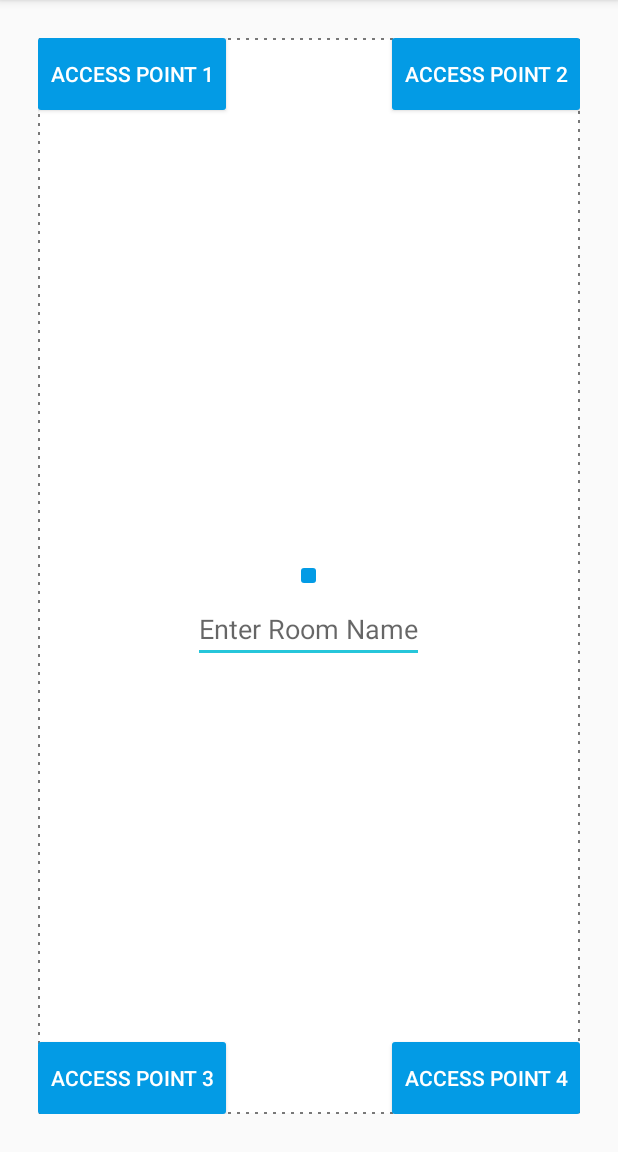
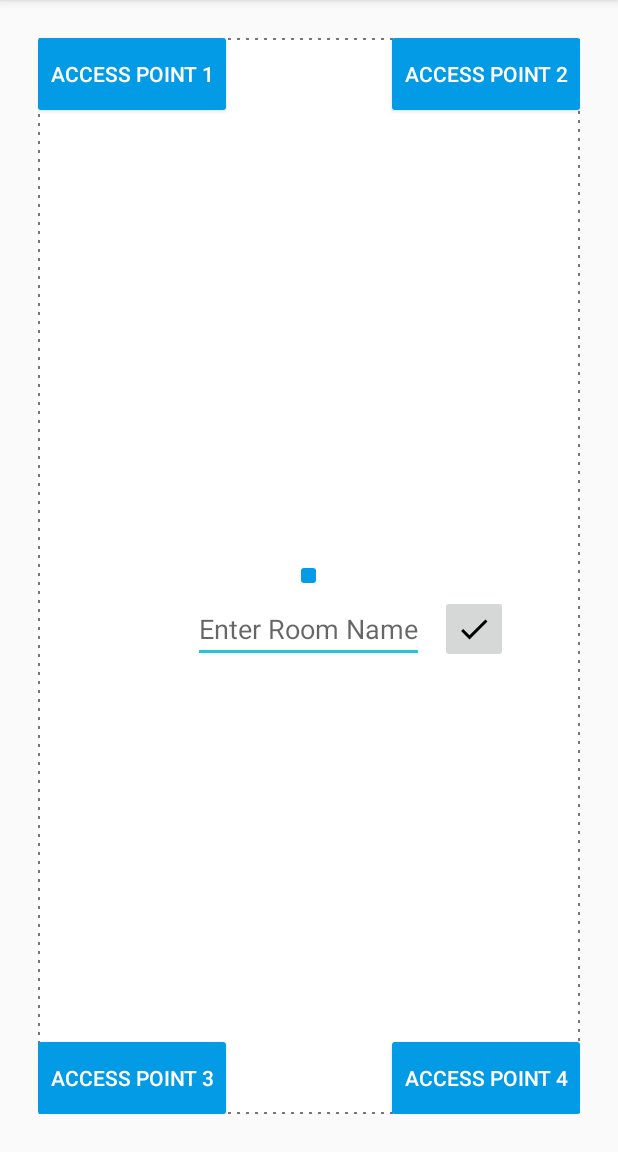
Before and after one commit to umair13adil/SmartIndoor-PositioningAndroid, an Android app: the screen it shows after launch (RoomMapperActivity), after a tap on "ROOM MAPPER", on a phone screen of 412 x 824 dp, the part 84-1236 px from its top. Run offline under Robolectric (Android 15) with nearby library versions, the phone set to English and light mode, and no system bars; our stand-ins replace Dagger/Hilt's generated code, Room's generated code.

Commit message:
Added room mapping logic.

```diff
--- a/app/src/main/java/com/cubivue/inlogic/data/db/AppDatabase.kt
+++ b/app/src/main/java/com/cubivue/inlogic/data/db/AppDatabase.kt
@@ -15,7 +15,7 @@ import com.cubivue.inlogic.model.room.Room
         Room::class,
         AccessPoint::class
     ),
-    version = 1,
+    version = 2,
     exportSchema = false
 )
 abstract class AppDatabase : androidx.room.RoomDatabase() {
--- a/app/src/main/java/com/cubivue/inlogic/data/repositories/room/RoomRepository.kt
+++ b/app/src/main/java/com/cubivue/inlogic/data/repositories/room/RoomRepository.kt
@@ -22,6 +22,7 @@ open class RoomRepository @Inject constructor(
 
     fun saveRoom(room: Room) {
         AppExecutors.instance?.diskIO()?.execute {
+            Log.i(TAG, "saveRoom: Saving room.. ${room.toString()}")
             appDatabase.roomDao().insert(room)
             dataSource.addRoom(room)
         }
--- a/app/src/main/java/com/cubivue/inlogic/model/room/Room.kt
+++ b/app/src/main/java/com/cubivue/inlogic/model/room/Room.kt
@@ -9,5 +9,9 @@ data class Room(
 
     @PrimaryKey
     var roomId: String,
-    var roomName: String
+    var roomName: String = "",
+    var accessPointTopLeft: String = "",
+    var accessPointTopRight: String = "",
+    var accessPointBottomLeft: String = "",
+    var accessPointBottomRight: String = ""
 )
--- a/app/src/main/java/com/cubivue/inlogic/ui/room/RoomMapperViewModel.kt
+++ b/app/src/main/java/com/cubivue/inlogic/ui/room/RoomMapperViewModel.kt
@@ -50,4 +50,8 @@ class RoomMapperViewModel @Inject constructor(
             listOfAccessPoints.postValue(savedAccessPoints)
         }
     }
+
+    fun saveRoomInfo(room: Room){
+        repository.saveRoom(room)
+    }
 }
--- a/app/src/main/java/com/cubivue/inlogic/utils/Utils.kt
+++ b/app/src/main/java/com/cubivue/inlogic/utils/Utils.kt
@@ -1,5 +1,7 @@
 package com.cubivue.inlogic.utils
 
+import android.app.Activity
+import android.widget.Toast
 import com.cubivue.inlogic.model.enums.AccessPointPosition
 
 fun getAccessPointPosition(position: Int): AccessPointPosition {
@@ -11,3 +13,7 @@ fun getAccessPointPosition(position: Int): AccessPointPosition {
     }
     return AccessPointPosition.ACCESS_POINT_UNDEFINED
 }
+
+fun Activity.showToast(message: String) {
+    Toast.makeText(this, message, Toast.LENGTH_SHORT).show()
+}
--- /dev/null
+++ b/app/src/main/res/drawable/ic_done_black_24dp.xml
@@ -0,0 +1,9 @@
+<vector xmlns:android="http://schemas.android.com/apk/res/android"
+        android:width="24dp"
+        android:height="24dp"
+        android:viewportWidth="24.0"
+        android:viewportHeight="24.0">
+    <path
+        android:fillColor="#FF000000"
+        android:pathData="M9,16.2L4.8,12l-1.4,1.4L9,19 21,7l-1.4,-1.4L9,16.2z"/>
+</vector>
--- a/app/src/main/res/layout/activity_room_mapper.xml
+++ b/app/src/main/res/layout/activity_room_mapper.xml
@@ -18,45 +18,55 @@
             style="@style/ButtonStyle"
             android:layout_width="wrap_content"
             android:layout_height="wrap_content"
-            android:text="Access Point 1"
-            android:layout_gravity="top|left"/>
+            android:layout_gravity="top|left"
+            android:text="Access Point 1" />
 
         <androidx.appcompat.widget.AppCompatButton
             android:id="@+id/select_ap_2"
             style="@style/ButtonStyle"
             android:layout_width="wrap_content"
             android:layout_height="wrap_content"
-            android:text="Access Point 2"
-            android:layout_gravity="top|right"/>
+            android:layout_gravity="top|right"
+            android:text="Access Point 2" />
 
         <androidx.appcompat.widget.AppCompatButton
             android:id="@+id/select_ap_3"
             style="@style/ButtonStyle"
             android:layout_width="wrap_content"
             android:layout_height="wrap_content"
-            android:text="Access Point 3"
-            android:layout_gravity="bottom|left"/>
+            android:layout_gravity="bottom|left"
+            android:text="Access Point 3" />
 
         <androidx.appcompat.widget.AppCompatButton
             android:id="@+id/select_ap_4"
             style="@style/ButtonStyle"
             android:layout_width="wrap_content"
             android:layout_height="wrap_content"
-            android:text="Access Point 4"
-            android:layout_gravity="bottom|right"/>
+            android:layout_gravity="bottom|right"
+            android:text="Access Point 4" />
 
         <FrameLayout
-            android:background="@drawable/bg_button_blue"
             android:layout_width="@dimen/margin_10"
             android:layout_height="@dimen/margin_10"
-            android:layout_gravity="center"/>
+            android:layout_gravity="center"
+            android:background="@drawable/bg_button_blue" />
 
         <androidx.appcompat.widget.AppCompatEditText
+            android:id="@+id/edit_room_name"
             android:layout_width="wrap_content"
             android:layout_height="wrap_content"
-            android:hint="Enter Room Name"
+            android:layout_gravity="center"
             android:layout_marginTop="@dimen/margin_35"
-            android:layout_gravity="center"/>
+            android:hint="Enter Room Name" />
+
+        <androidx.appcompat.widget.AppCompatImageButton
+            android:id="@+id/btn_save_room_info"
+            android:layout_width="@dimen/margin_45"
+            android:layout_height="@dimen/margin_45"
+            android:layout_gravity="center"
+            android:layout_marginTop="@dimen/margin_35"
+            android:layout_marginStart="@dimen/margin_110"
+            android:src="@drawable/ic_done_black_24dp" />
 
     </FrameLayout>
 
```
Also changed, not shown: app/src/main/java/com/cubivue/inlogic/ui/room/RoomMapperActivity.kt (+51 -0 lines).
